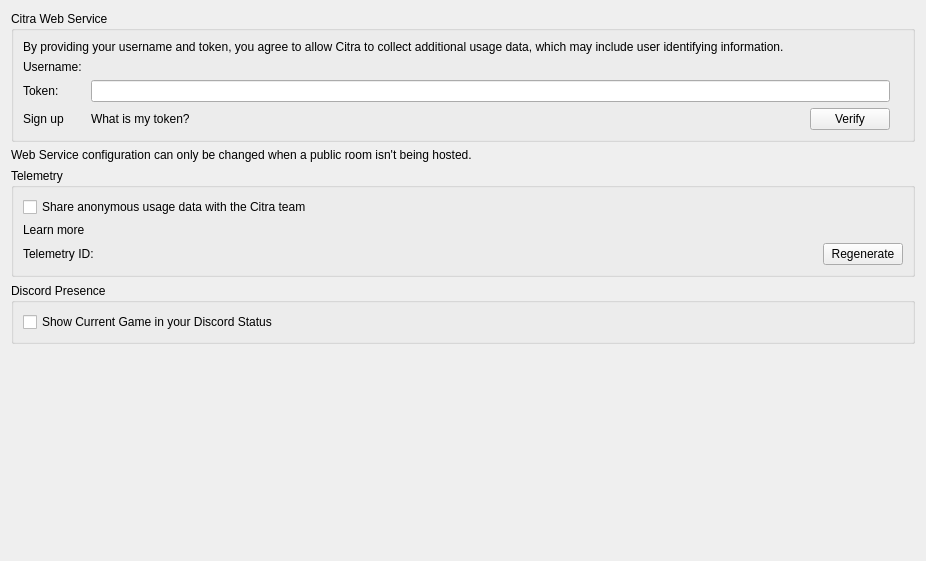
This is src/citra_qt/configuration/configure_web.ui in PabloMK7/citra as Qt 5 draws it before an edit. The edited form follows.
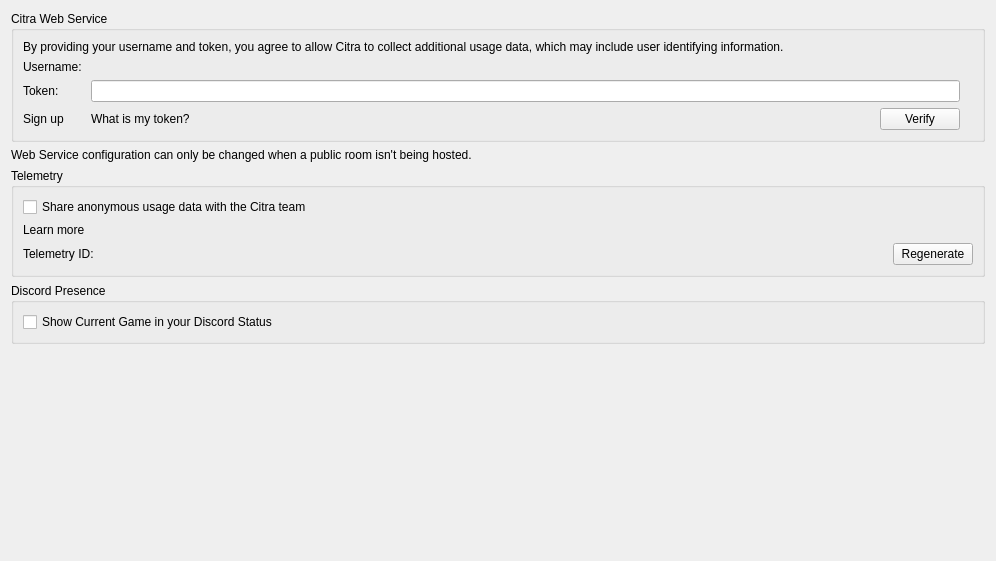
This is the edited form.

```diff
--- a/src/citra_qt/configuration/configure_web.ui
+++ b/src/citra_qt/configuration/configure_web.ui
@@ -6,7 +6,7 @@
    <rect>
     <x>0</x>
     <y>0</y>
-    <width>926</width>
+    <width>996</width>
     <height>561</height>
    </rect>
   </property>
```
Left out of the diff: 12 changed lines with no effect on the pictures. Lines whose indentation alone changed are shown as unchanged.
